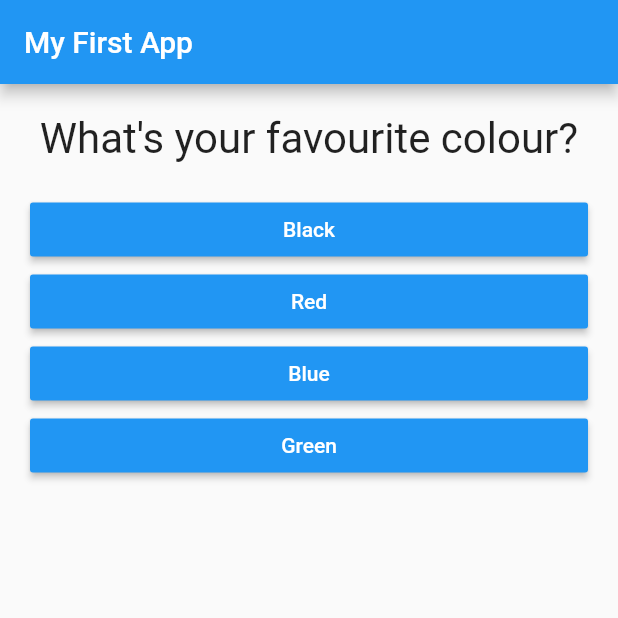
After one commit to Vanderbeck/flutter_complete_guide, a Flutter app: the screen it shows after launch, on a phone screen of 412 x 824 dp, the top half of it. The commit adds this screen. Run offline on Flutter 3.47's test engine with Material 2 defaults, Android fonts, the phone set to English and light mode, and no system bars.

Commit message:
Brok app into Quiz and Result files.

```diff
--- a/lib/main.dart
+++ b/lib/main.dart
@@ -1,8 +1,6 @@
 // PACKAGE IMPORTS
 import 'package:flutter/material.dart';
 // CUSTOM IMPORTS
-import './queston.dart';
-import './answer.dart';
 import './quiz.dart';
 import './result.dart';
 
@@ -15,9 +13,9 @@ class MyApp extends StatefulWidget {
 
 class _MyAppState extends State<MyApp> {
   //CLASS VARS
-  int _qIndex = 0;
+  int _questionIndex = 0;
 
-  static const List<Map<String, Object>> question = [
+  static const List<Map<String, Object>> _questions = [
     {
       'questionText': "What's your favourite colour?",
       'answerText': ['Black', 'Red', 'Blue', 'Green']
@@ -36,7 +34,7 @@ class _MyAppState extends State<MyApp> {
   void _answerQuestion() {
     setState(() {
       // Calls Build method of widget again. Only draws the necessary parts
-      _qIndex++;
+      _questionIndex++;
       // if (_qIndex >= question.length) {
       //   _qIndex = 0;
       // }
@@ -60,17 +58,13 @@ class _MyAppState extends State<MyApp> {
         appBar: AppBar(
           title: Text("My First App"),
         ),
-        body: _qIndex < question.length
-            ? Column(
-                children: [
-                  Question(question[_qIndex]['questionText']),
-                  ...(question[_qIndex]['answerText'] as List<String>)
-                      .map((answer) {
-                    return Answer(_answerQuestion, answer);
-                  }).toList(),
-                ],
+        body: _questionIndex < _questions.length
+            ? Quiz(
+                answerQuestion: _answerQuestion,
+                questionIndex: _questionIndex,
+                questions: _questions,
               )
-            : Center(child: Text('YOU DID IT!')),
+            : Result(),
       ),
     );
   }
--- /dev/null
+++ b/lib/quiz.dart
@@ -0,0 +1,26 @@
+// PACKAGE IMPORTS
+import 'package:flutter/material.dart';
+//CUSTOM IMPORTS
+import 'queston.dart';
+import 'answer.dart';
+
+class Quiz extends StatelessWidget {
+  final int questionIndex;
+  final List<Map<String, Object>> questions;
+  final Function answerQuestion;
+
+  Quiz({ @required this.questions, @required this.answerQuestion,
+    @required this.questionIndex});
+
+  @override
+  Widget build(BuildContext context) {
+    return Column(
+      children: [
+        Question(questions[questionIndex]['questionText']),
+        ...(questions[questionIndex]['answerText'] as List<String>).map((answer) {
+          return Answer(answerQuestion, answer);
+        }).toList(),
+      ],
+    );
+  }
+}
```
Also changed, not shown: lib/result.dart (added, +10 -0 lines).
